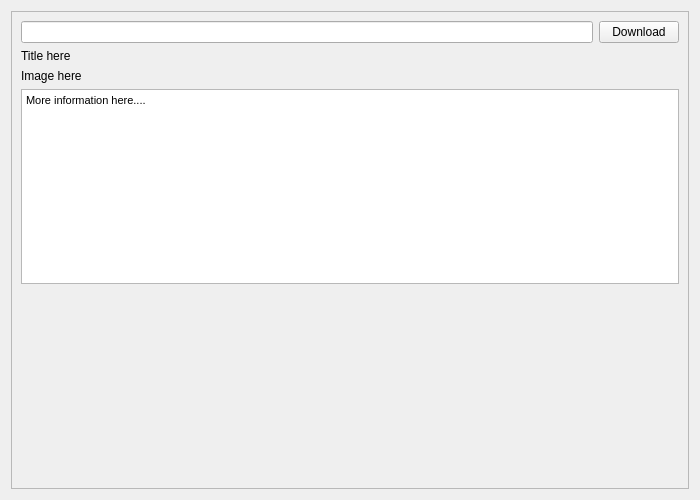
Old version of the form designer/CherryDesigner/home.ui in the repository hueyjj/Cherry.
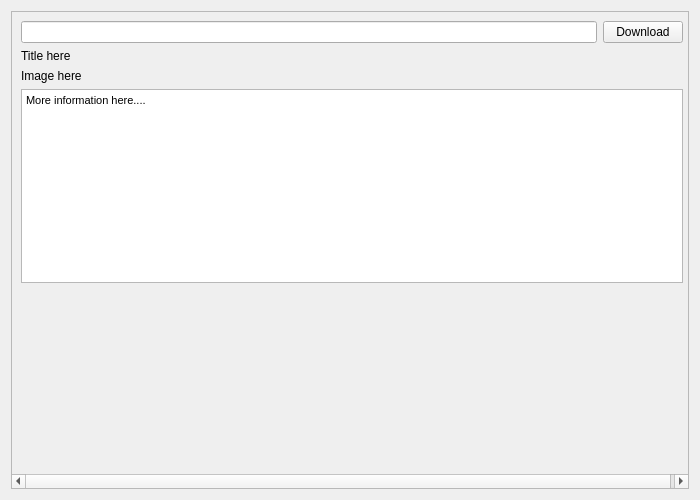
New version of the form.

```diff
--- a/designer/CherryDesigner/home.ui
+++ b/designer/CherryDesigner/home.ui
@@ -59,6 +59,12 @@
        </item>
        <item>
         <widget class="QTextEdit" name="description">
+         <property name="minimumSize">
+          <size>
+           <width>662</width>
+           <height>194</height>
+          </size>
+         </property>
          <property name="html">
           <string>&lt;!DOCTYPE HTML PUBLIC &quot;-//W3C//DTD HTML 4.0//EN&quot; &quot;http://www.w3.org/TR/REC-html40/strict.dtd&quot;&gt;
 &lt;html&gt;&lt;head&gt;&lt;meta name=&quot;qrichtext&quot; content=&quot;1&quot; /&gt;&lt;style type=&quot;text/css&quot;&gt;
```
Left out of the diff: 4 changed lines with no effect on the pictures.
